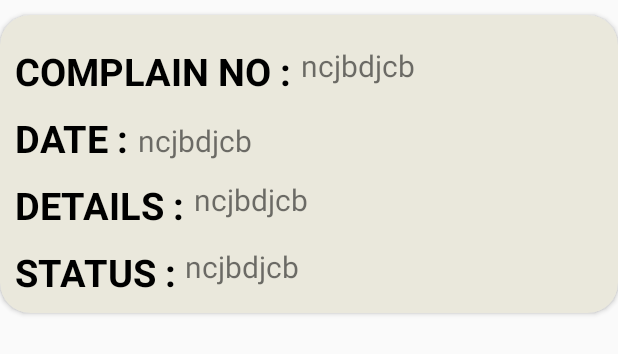
After one commit to Neha2827/CrimeTime, an Android app: the layout card_complain.xml on its own in the app's theme, with its tools: preview values and no code run, on a phone screen of 412 x 824 dp. The commit adds this screen. Shown: the top 354 px of the screen. Run offline under Robolectric (Android 15) with nearby library versions, the phone set to English and light mode, and no system bars.

Commit message:
user complain retrieved done

```diff
--- a/app/build.gradle
+++ b/app/build.gradle
@@ -51,5 +51,6 @@ dependencies {
     implementation 'com.github.bumptech.glide:glide:4.6.1'
     annotationProcessor 'com.github.bumptech.glide:compiler:4.6.1'
     implementation 'id.zelory:compressor:2.1.0'
+    implementation 'com.firebaseui:firebase-ui-firestore:6.3.0'
 
 }
--- /dev/null
+++ b/app/src/main/res/layout/card_complain.xml
@@ -0,0 +1,106 @@
+<?xml version="1.0" encoding="utf-8"?>
+<androidx.cardview.widget.CardView xmlns:android="http://schemas.android.com/apk/res/android"
+    android:layout_width="match_parent"
+    android:layout_height="wrap_content"
+    xmlns:app="http://schemas.android.com/apk/res-auto"
+    android:elevation="8dp"
+    app:cardBackgroundColor="#EAE8DC"
+    app:cardCornerRadius="20dp"
+    android:layout_marginTop="10dp">
+
+    <RelativeLayout
+        android:layout_width="match_parent"
+        android:layout_height="match_parent"
+        android:padding="10dp">
+        <TextView
+            android:layout_width="wrap_content"
+            android:layout_height="wrap_content"
+            android:text="COMPLAIN NO : "
+            android:textColor="#000000"
+            android:textStyle="bold"
+            android:textSize="25sp"
+            android:layout_marginTop="10dp"
+            android:id="@+id/tv_complain_no"/>
+
+        <TextView
+            android:layout_width="wrap_content"
+            android:layout_height="wrap_content"
+            android:layout_marginTop="10dp"
+            android:text="DATE : "
+            android:textColor="#000000"
+            android:textSize="25sp"
+            android:layout_below="@id/tv_complain_no"
+            android:textStyle="bold"
+            android:id="@+id/tv_date"/>
+
+        <TextView
+            android:layout_width="wrap_content"
+            android:layout_height="wrap_content"
+            android:layout_marginTop="10dp"
+            android:text="DETAILS : "
+            android:textSize="25sp"
+            android:layout_below="@id/tv_date"
+            android:textColor="#000000"
+            android:textStyle="bold"
+            android:id="@+id/tv_details"/>
+
+        <TextView
+            android:layout_width="wrap_content"
+            android:textColor="#000000"
+            android:layout_height="wrap_content"
+            android:text="STATUS : "
+            android:layout_below="@id/tv_details"
+            android:textStyle="bold"
+            android:textSize="25sp"
+            android:layout_marginTop="10dp"
+            android:id="@+id/tv_status"/>
+
+        <TextView
+            android:layout_width="wrap_content"
+            android:layout_height="wrap_content"
+            android:text="ncjbdjcb"
+            android:textSize="20sp"
+            android:layout_toRightOf="@+id/tv_complain_no"
+            android:layout_marginTop="10dp"
+            android:id="@+id/tv_blank_no"
+            android:ellipsize="end"/>
+
+        <TextView
+            android:layout_width="wrap_content"
+            android:layout_height="wrap_content"
+            android:text="ncjbdjcb"
+            android:textSize="20sp"
+            android:layout_toRightOf="@+id/tv_date"
+            android:layout_marginTop="15dp"
+            android:layout_below="@+id/tv_complain_no"
+            android:id="@+id/tv_blank_date"
+            android:ellipsize="end"/>
+
+        <TextView
+            android:layout_width="wrap_content"
+            android:layout_height="wrap_content"
+            android:text="ncjbdjcb"
+            android:textSize="20sp"
+            android:layout_toRightOf="@+id/tv_details"
+            android:layout_marginTop="10dp"
+            android:layout_below="@+id/tv_date"
+            android:id="@+id/tv_blank_details"
+            android:ellipsize="end"/>
+
+        <TextView
+            android:layout_width="wrap_content"
+            android:layout_height="wrap_content"
+            android:text="ncjbdjcb"
+            android:textSize="20sp"
+            android:layout_toRightOf="@+id/tv_status"
+            android:layout_marginTop="10dp"
+            android:id="@+id/tv_blank_status"
+            android:layout_below="@+id/tv_details"
+            android:ellipsize="end"/>
+
+
+
+    </RelativeLayout>
+
+
+</androidx.cardview.widget.CardView>
```
Also changed, not shown: app/src/main/java/com/project/crimetime/Classes/ComplainClass.java (+51 -39 lines), app/src/main/java/com/project/crimetime/Complain.java (+28 -30 lines), app/src/main/java/com/project/crimetime/MyComplaints.java (+42 -15 lines), app/src/main/java/com/project/crimetime/userComplainAdapter.java (added, +48 -0 lines), app/src/main/res/layout/activity_my_complains.xml (+4 -3 lines).
